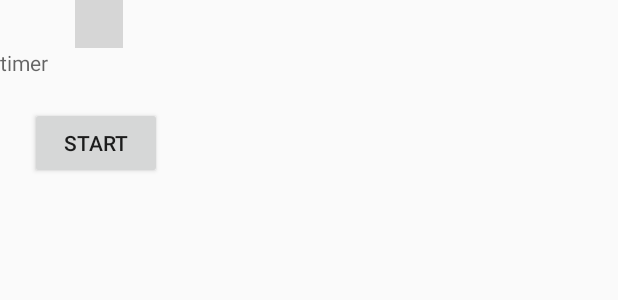
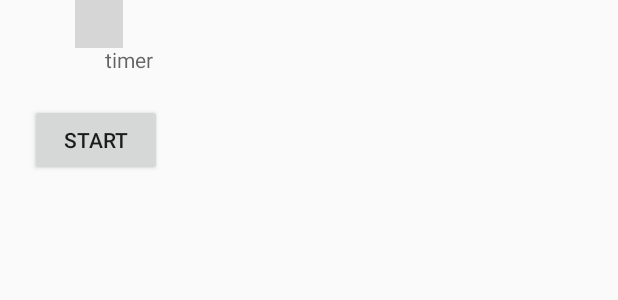
Before and after one commit to MohammedFouad/countdownTimer, an Android app: the layout activity_pomodoro.xml on its own in the app's theme, with its tools: preview values and no code run, on a phone screen of 412 x 824 dp. Shown: the top 300 px of the screen. Run offline under Robolectric (Android 15) with nearby library versions, the phone set to English and light mode, and no system bars; plain views replace DonutProgress; grey boxes are pictures that could not be loaded.

```diff
--- a/app/src/main/java/com/mohamedfoad/myapplication/pomodoroActivity.java
+++ b/app/src/main/java/com/mohamedfoad/myapplication/pomodoroActivity.java
@@ -9,20 +9,24 @@ import android.widget.TextView;
 
 import com.github.lzyzsd.circleprogress.DonutProgress;
 
+import java.util.Locale;
+import java.util.concurrent.TimeUnit;
+
 public class pomodoroActivity extends AppCompatActivity {
     TextView mTextField;
     EditText userTime;
     long test;
     DonutProgress progress;
-int time = 25000;
+    int time = 25000;
+
     @Override
     protected void onCreate(Bundle savedInstanceState) {
         super.onCreate(savedInstanceState);
         setContentView(R.layout.activity_pomodoro);
-
+        mTextField = (TextView) findViewById(R.id.textCountdown);
         progress = (DonutProgress) findViewById(R.id.donut_progress);
 
-       progress.setMax(25);
+        progress.setMax(25);
     }
 
     public void startCountdownPomodoro(View view) {
@@ -30,8 +34,13 @@ int time = 25000;
         new CountDownTimer(1500000, 1000) {
 
             public void onTick(long millisUntilFinished) {
-               // mTextField.setText("seconds remaining: " + millisUntilFinished / 1000);
-                progress.setProgress(millisUntilFinished / 1000/60);
+
+                progress.setProgress(millisUntilFinished / 1000 / 60);
+
+                String text = String.format(Locale.getDefault(), "%02d:%02d",
+                        TimeUnit.MILLISECONDS.toMinutes(millisUntilFinished) % 60,
+                        TimeUnit.MILLISECONDS.toSeconds(millisUntilFinished) % 60);
+                mTextField.setText(text);
 
             }
 
--- a/app/src/main/res/layout/activity_pomodoro.xml
+++ b/app/src/main/res/layout/activity_pomodoro.xml
@@ -7,19 +7,29 @@
     android:orientation="vertical"
     tools:context="com.mohamedfoad.myapplication.pomodoroActivity">
 
+    <RelativeLayout
+        android:layout_width="match_parent"
+        android:layout_height="wrap_content">
+
     <com.github.lzyzsd.circleprogress.DonutProgress
-        android:layout_marginLeft="50dp"
         android:id="@+id/donut_progress"
         android:layout_width="wrap_content"
         android:layout_height="wrap_content"
-        custom:donut_progress="25"/>
+        android:layout_marginLeft="50dp"
+        custom:donut_finished_color="#CFD8DC"
+        custom:donut_progress="25"
+        custom:donut_show_text="false"
+        custom:donut_unfinished_color="#64DD17" />
+
     <TextView
+        android:id="@+id/textCountdown"
         android:layout_width="wrap_content"
         android:layout_height="wrap_content"
-        android:id="@+id/textCountdown"
-        android:hint="timer"
-        android:gravity="center_horizontal"/>
-
+        android:layout_marginLeft="70dp"
+        android:layout_marginTop="30dp"
+        android:gravity="center_horizontal"
+        android:hint="timer" />
+    </RelativeLayout>
     <Button
         android:id="@+id/button"
         android:layout_width="wrap_content"
--- a/app/src/main/res/values/colors.xml
+++ b/app/src/main/res/values/colors.xml
@@ -3,4 +3,6 @@
     <color name="colorPrimary">#3F51B5</color>
     <color name="colorPrimaryDark">#303F9F</color>
     <color name="colorAccent">#FF4081</color>
+
+
 </resources>
```
